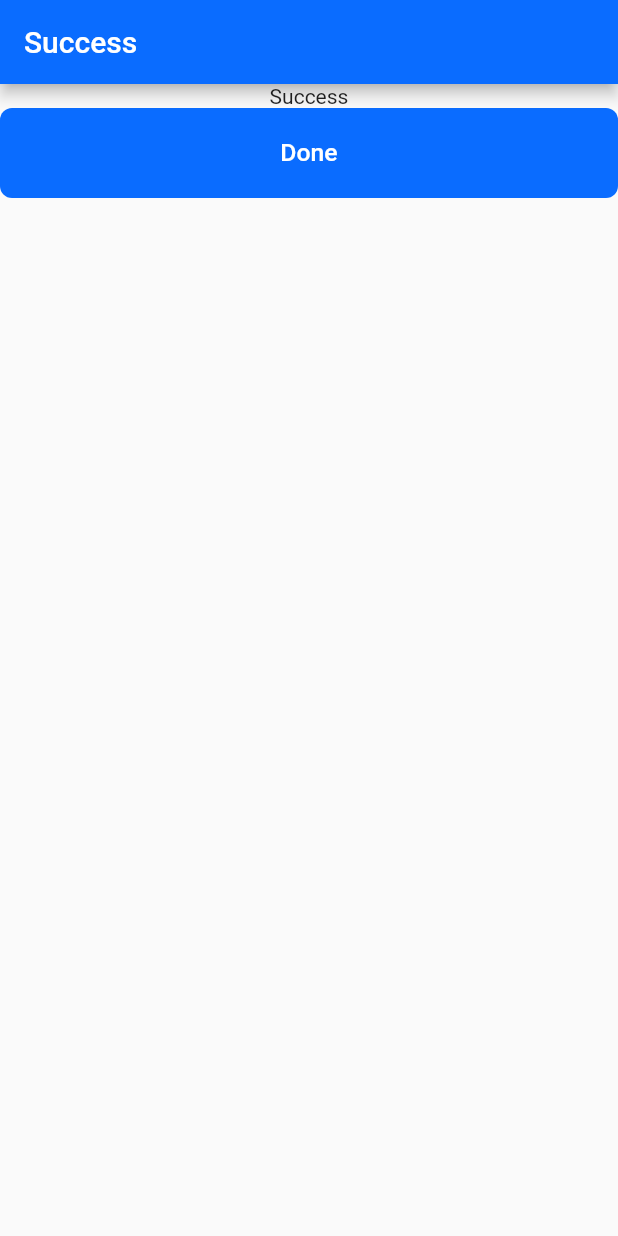
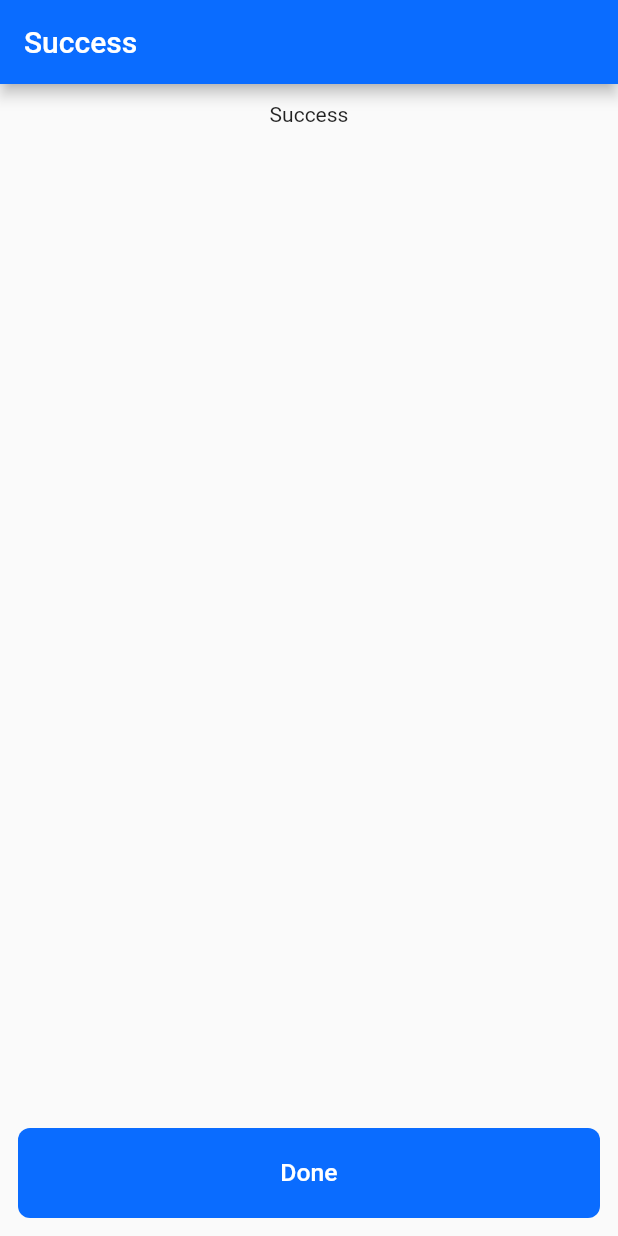
Before and after one commit to ArnavBansal11/remittence-app, a Flutter app: the SuccessPage screen opened directly, on a phone screen of 412 x 824 dp. Run offline on Flutter 3.47's test engine with Material 2 defaults, Android fonts, the light colour scheme and no system bars; our stand-ins replace file_picker.

Commit message:
polish success screen

```diff
--- a/lib/screens/success.dart
+++ b/lib/screens/success.dart
@@ -22,8 +22,14 @@ class _SuccessPageState extends State<SuccessPage> {
         title: const Text("Success"),
         backgroundColor: const Color(0xff0A6CFF),
       ),
-      body: Column(children: [
+      body: Container(
+        width: MediaQuery.of(context).size.width,
+        padding: const EdgeInsets.all(12),
+        child: Column(
+            mainAxisAlignment: MainAxisAlignment.spaceBetween,
+            children: [
               const Text("Success"),
+              // Container(height: double.infinity),
               LongButton(
                   onPressed: () {
                     beneficiaryState.name = "";
@@ -41,6 +47,7 @@ class _SuccessPageState extends State<SuccessPage> {
                   },
                   text: "Done")
             ]),
+      ),
     );
   }
 }
```
Lines whose indentation alone changed are shown as unchanged.
